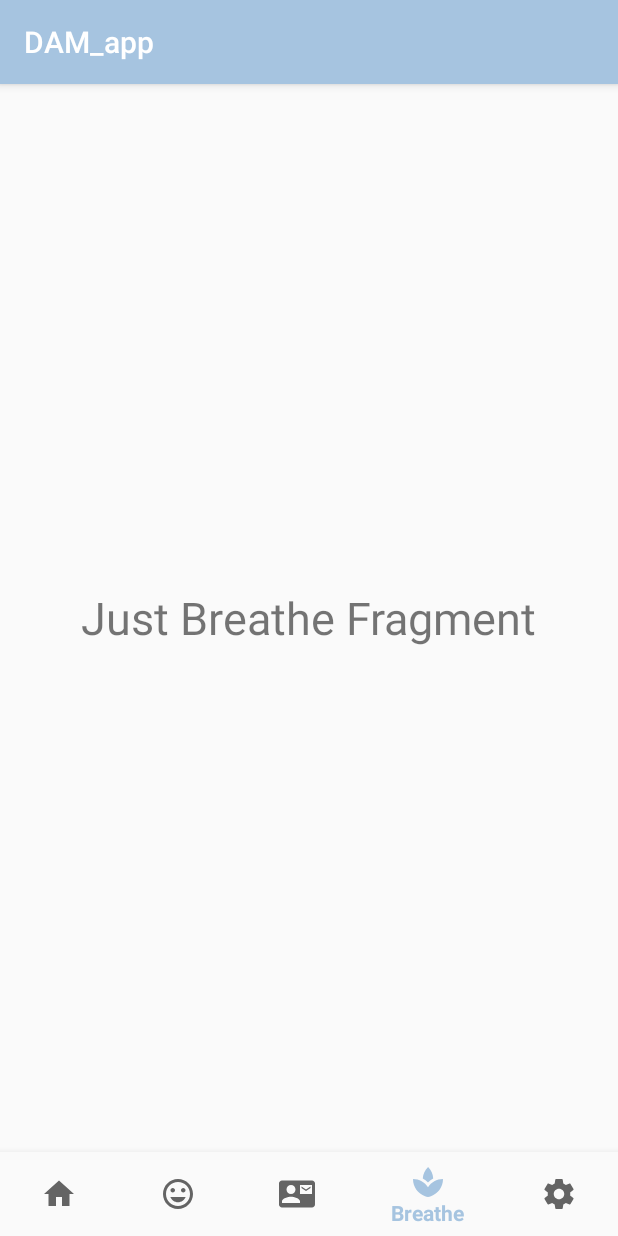
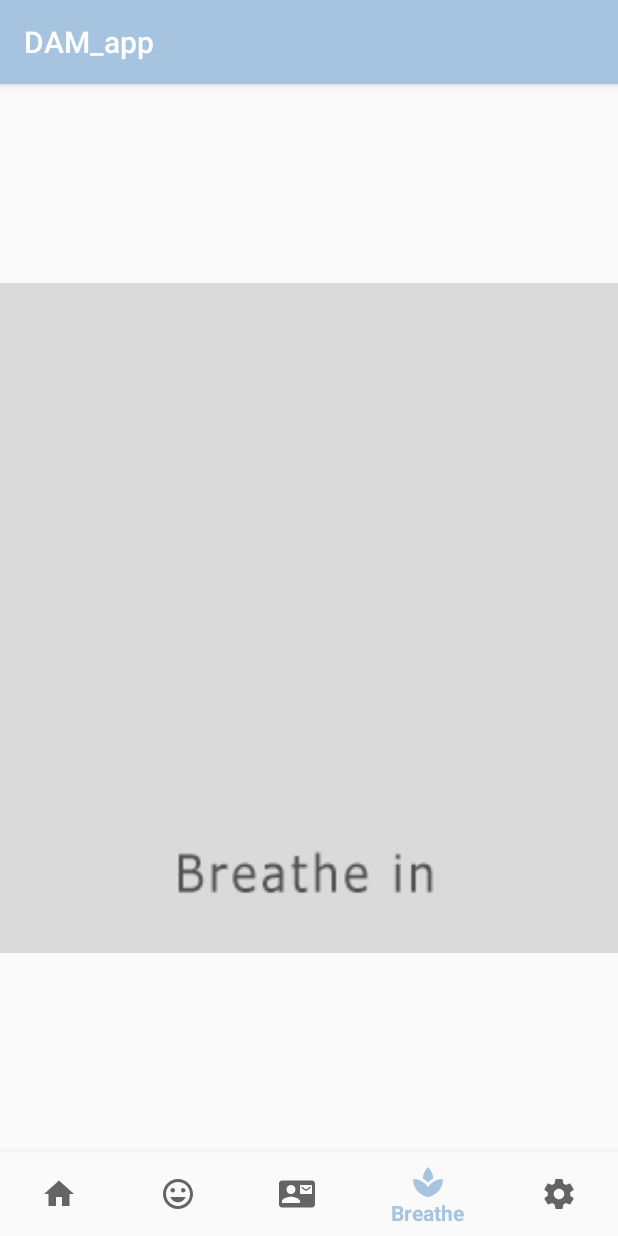
Before and after one commit to DaraghBrowne/DAM, an Android app: the screen it shows after launch once a user with an empty profile is signed in (HomeActivity), item 4 of the bottom bar chosen, on a phone screen of 412 x 824 dp. Run offline under Robolectric (Android 15) with nearby library versions, the phone set to English and light mode, and no system bars; our stand-ins replace Firebase (no records; nobody signed in at launch, a user with empty details on screens opened directly).

Commit message:
added gif

```diff
--- a/app/build.gradle
+++ b/app/build.gradle
@@ -37,6 +37,9 @@ dependencies {
     testImplementation 'junit:junit:4.12'
     androidTestImplementation 'com.android.support.test:runner:1.0.2'
     androidTestImplementation 'com.android.support.test.espresso:espresso-core:3.0.2'
+
+    //lib for gif (breathing)
+    implementation 'pl.droidsonroids.gif:android-gif-drawable:1.2.16'
 }
 
 
--- a/app/src/main/res/layout/fragment_breathe.xml
+++ b/app/src/main/res/layout/fragment_breathe.xml
@@ -2,10 +2,9 @@
 <RelativeLayout xmlns:android="http://schemas.android.com/apk/res/android"
     android:layout_width="match_parent" android:layout_height="match_parent">
 
-    <TextView
-        android:layout_width="wrap_content"
-        android:layout_height="wrap_content"
-        android:text="Just Breathe Fragment"
-        android:textSize="30sp"
-        android:layout_centerInParent="true"/>
+    <pl.droidsonroids.gif.GifImageView
+        android:layout_width="match_parent"
+        android:layout_height="match_parent"
+        android:src="@drawable/breathe"
+        />
 </RelativeLayout>
--- a/build.gradle
+++ b/build.gradle
@@ -5,10 +5,12 @@ buildscript {
     repositories {
         google()
         jcenter()
+        mavenCentral()
     }
     dependencies {
         classpath 'com.android.tools.build:gradle:3.2.1'
         classpath 'com.google.gms:google-services:4.0.1'
+
 
         // NOTE: Do not place your application dependencies here; they belong
         // in the individual module build.gradle files
@@ -19,6 +21,7 @@ allprojects {
     repositories {
         google()
         jcenter()
+        mavenCentral()
     }
 }
 
```
Also changed, not shown: app/src/main/res/drawable/breathe.gif (added).
